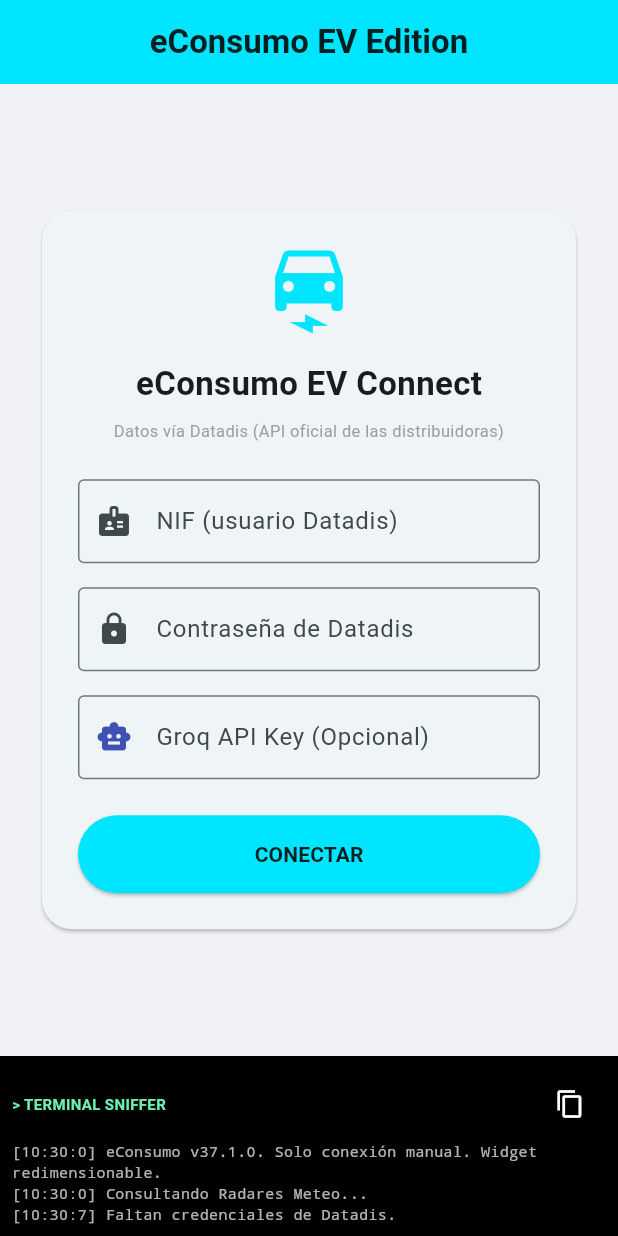
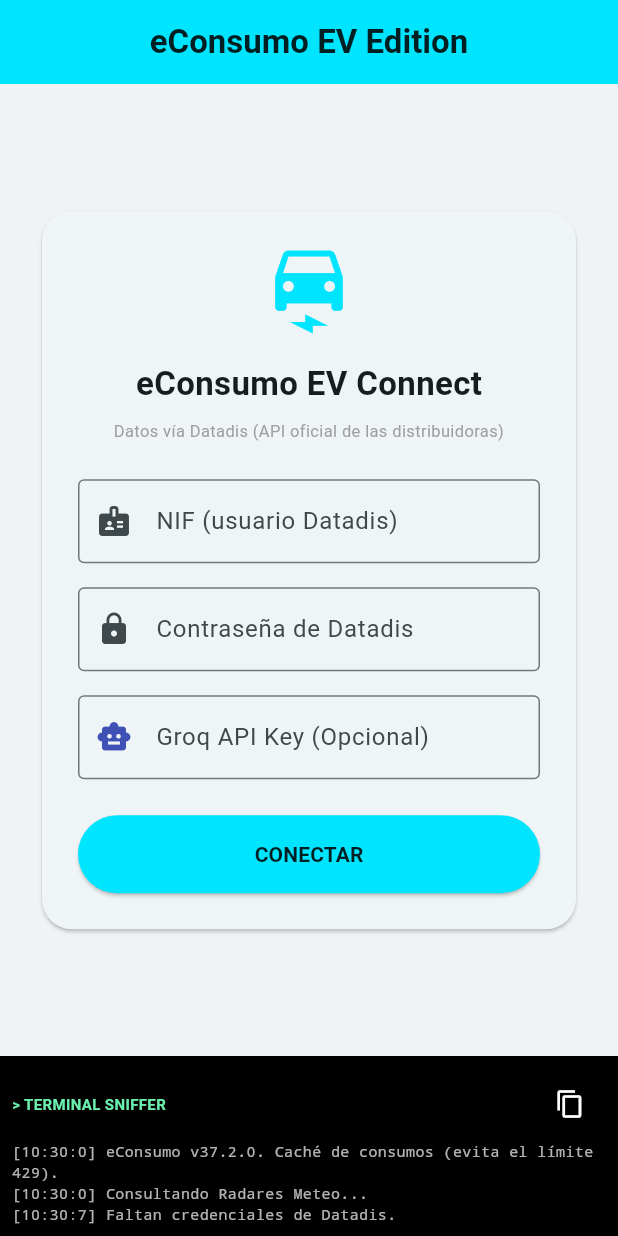
Before and after one commit to txurtxil/econsumo, a Flutter app: the screen it shows after launch, after a tap on "CONECTAR", on a phone screen of 412 x 824 dp. Run offline on Flutter 3.47's test engine with Material 3 defaults, Android fonts, the phone set to English and light mode, and no system bars; our stand-ins replace fl_chart, flutter_local_notifications, permission_handler, shared_preferences; missing offline and left inert: flutter_inappwebview, workmanager; network calls fail.

Commit message:
v37.2.0: caché de consumos en disco + petición única por rango (evita el 429 de Datadis)

```diff
--- a/lib/main.dart
+++ b/lib/main.dart
@@ -235,7 +235,7 @@
     _solicitarPermisosNativos(); _loadDeviceLogs(); _calcularFechasCiclo(); _cargarEstadoSincronizacion(); _cargarTarifaGuardada();
 
     WidgetsBinding.instance.addPostFrameCallback((_) { _analizarMeteoElectrica(); });
-    _addLog("eConsumo v37.1.0. Solo conexión manual. Widget redimensionable.");
+    _addLog("eConsumo v37.2.0. Caché de consumos (evita el límite 429).");
     // Nota: la conexión a i-DE ya NO arranca sola al abrir la app.
     // El usuario decide cuándo conectar (botón o tirar para refrescar).
     // La sincronización en 2º plano (WorkManager cada 12h) sigue activa.
@@ -306,16 +306,49 @@
     } catch (e) { _addLog("Datadis: error en get-supplies → $e"); return false; }
   }
 
-  Future<List<dynamic>> _datadisConsumo(String token, String yyyyMM) async {
+  // Descarga un RANGO de meses en UNA sola llamada (menos cuota) y cachea en
+  // disco. Datadis limita a 1 consulta idéntica cada 24h (HTTP 429), así que
+  // sin caché se pierden los datos al reconectar. No quitar la caché.
+  Future<List<dynamic>> _datadisConsumo(String token, String mesIni, String mesFin) async {
+    final prefs = await SharedPreferences.getInstance();
+    final cacheKey = 'cache_consumo_${mesIni}_$mesFin';
+    final tsKey = 'cache_ts_${mesIni}_$mesFin';
+    final cached = prefs.getString(cacheKey);
+    final ts = prefs.getInt(tsKey) ?? 0;
+    final edadH = (DateTime.now().millisecondsSinceEpoch - ts) / 3600000.0;
+
+    if (cached != null && edadH < 24) {
+      _addLog("Datadis: usando caché de $mesIni-$mesFin (${edadH.toStringAsFixed(1)}h de antigüedad).");
+      try { return jsonDecode(cached) as List<dynamic>; } catch (_) {}
+    }
+
     final url = '$_kDatadisHost/api-private/api/get-consumption-data'
         '?cups=$_datadisCups&distributorCode=$_datadisDistCode'
-        '&startDate=$yyyyMM&endDate=$yyyyMM&measurementType=0&pointType=$_datadisPointType';
+        '&startDate=$mesIni&endDate=$mesFin&measurementType=0&pointType=$_datadisPointType';
     try {
-      final r = await http.get(Uri.parse(url), headers: _cabecerasDatadis(token)).timeout(const Duration(seconds: 90));
-      if (r.statusCode == 200) return jsonDecode(utf8.decode(r.bodyBytes)) as List<dynamic>;
-      if (r.statusCode == 429) { _addLog("Datadis: $yyyyMM ya consultado en 24h (429). Usando lo que haya."); return []; }
-      final b = r.body.trim(); _addLog("Datadis: consumo $yyyyMM HTTP ${r.statusCode} → ${b.substring(0, b.length > 200 ? 200 : b.length)}");
-    } catch (e) { _addLog("Datadis: error consumo $yyyyMM → $e"); }
+      final r = await http.get(Uri.parse(url), headers: _cabecerasDatadis(token)).timeout(const Duration(seconds: 120));
+      if (r.statusCode == 200) {
+        final datos = jsonDecode(utf8.decode(r.bodyBytes)) as List<dynamic>;
+        if (datos.isNotEmpty) {
+          await prefs.setString(cacheKey, jsonEncode(datos));
+          await prefs.setInt(tsKey, DateTime.now().millisecondsSinceEpoch);
+          _addLog("Datadis: $mesIni-$mesFin descargado y guardado en caché.");
+        }
+        return datos;
+      }
+      if (r.statusCode == 429) {
+        _addLog("Datadis: límite 24h alcanzado (429) para $mesIni-$mesFin.");
+      } else {
+        final b = r.body.trim();
+        _addLog("Datadis: consumo HTTP ${r.statusCode} → ${b.substring(0, b.length > 160 ? 160 : b.length)}");
+      }
+    } catch (e) { _addLog("Datadis: error de red en consumo → $e"); }
+
+    // Fallback: lo que hubiera cacheado, aunque sea viejo
+    if (cached != null) {
+      _addLog("Datadis: recurriendo a caché antigua (${edadH.toStringAsFixed(1)}h).");
+      try { return jsonDecode(cached) as List<dynamic>; } catch (_) {}
+    }
     return [];
   }
 
@@ -337,21 +370,18 @@
     setState(() => _status = "Leyendo suministro...");
     if (!await _datadisSupplies(token)) { if (mounted) setState(() { _conectando = false; _status = "Sin suministros"; }); return; }
 
-    // Meses que cubre el ciclo (la API pide AAAA/MM)
-    final Set<String> meses = {};
+    // Un solo rango de meses = una sola consulta (la cuota de Datadis es por consulta/24h)
     final int diasCiclo = _cycleEnd.difference(_cycleStart).inDays + 1;
-    for (int i = 0; i < diasCiclo; i++) {
-      final dt = _cycleStart.add(Duration(days: i));
-      meses.add("${dt.year}/${dt.month.toString().padLeft(2, '0')}");
-    }
+    final String mesIni = "${_cycleStart.year}/${_cycleStart.month.toString().padLeft(2, '0')}";
+    final String mesFin = "${_cycleEnd.year}/${_cycleEnd.month.toString().padLeft(2, '0')}";
+
+    if (mounted) setState(() => _status = "Descargando $mesIni a $mesFin...");
+    _addLog("Datadis: pidiendo consumo $mesIni → $mesFin...");
+    final datos = await _datadisConsumo(token, mesIni, mesFin);
+    _addLog("Datadis: ${datos.length} registros horarios recibidos.");
 
     final Map<String, List<double>> porDia = {};
     DateTime? ultimoDato;
-    for (final m in meses) {
-      if (mounted) setState(() => _status = "Descargando $m...");
-      _addLog("Datadis: pidiendo consumo de $m...");
-      final datos = await _datadisConsumo(token, m);
-      _addLog("Datadis: $m → ${datos.length} registros horarios.");
     for (final e in datos) {
       try {
         final f = e['date'].toString().replaceAll('-', '/');
@@ -365,7 +395,6 @@
         if (idx >= 0 && idx < 24) porDia[f]![idx] = kwh;
         if (kwh > 0 && (ultimoDato == null || dt.isAfter(ultimoDato))) ultimoDato = dt;
       } catch (_) {}
-      }
     }
 
     if (porDia.isEmpty) {
@@ -528,7 +557,7 @@
   }
   void _addLog(String msg) { if (!mounted) return; setState(() { _logs.add("[${DateTime.now().hour}:${DateTime.now().minute}:${DateTime.now().second}] $msg"); if (_logs.length > 50) _logs.removeAt(0); }); Future.delayed(const Duration(milliseconds: 100), () { if (_logScrollController.hasClients) _logScrollController.jumpTo(_logScrollController.position.maxScrollExtent); }); }
   void _copiarLog() { Clipboard.setData(ClipboardData(text: _logs.join('\n'))); ScaffoldMessenger.of(context).showSnackBar(const SnackBar(content: Text('Terminal copiada'))); }
-  void _cerrarSesion() async { final prefs = await SharedPreferences.getInstance(); await prefs.remove('email'); await prefs.remove('pass'); await prefs.remove('last_sync_ts'); await prefs.remove('last_sync_error'); Workmanager().cancelAll(); setState(() { _email = ''; _pass = ''; _isLoggedIn = false; _conectando = false; _datadisCups = ''; _datadisDistCode = ''; _kwhTotal = 0.0; _costeEnergia = 0.0; _desgloseDiario.clear(); _horasPorDia.clear(); }); _addLog("Sesión cerrada. Credenciales borradas."); }
+  void _cerrarSesion() async { final prefs = await SharedPreferences.getInstance(); await prefs.remove('email'); await prefs.remove('pass'); await prefs.remove('last_sync_ts'); await prefs.remove('last_sync_error'); Workmanager().cancelAll(); setState(() { _email = ''; _pass = ''; _isLoggedIn = false; _conectando = false; _datadisCups = ''; _datadisDistCode = ''; _kwhTotal = 0.0; _costeEnergia = 0.0; _desgloseDiario.clear(); _horasPorDia.clear(); }); _addLog("Sesión cerrada. Credenciales borradas (la caché de consumos se conserva)."); }
   String _formatDate(DateTime d) => "${d.day.toString().padLeft(2,'0')}-${d.month.toString().padLeft(2,'0')}-${d.year}";
   String _formatDateShort(DateTime d) => "${d.day.toString().padLeft(2,'0')}/${d.month.toString().padLeft(2,'0')}";
 
```
Lines whose indentation alone changed are shown as unchanged.
